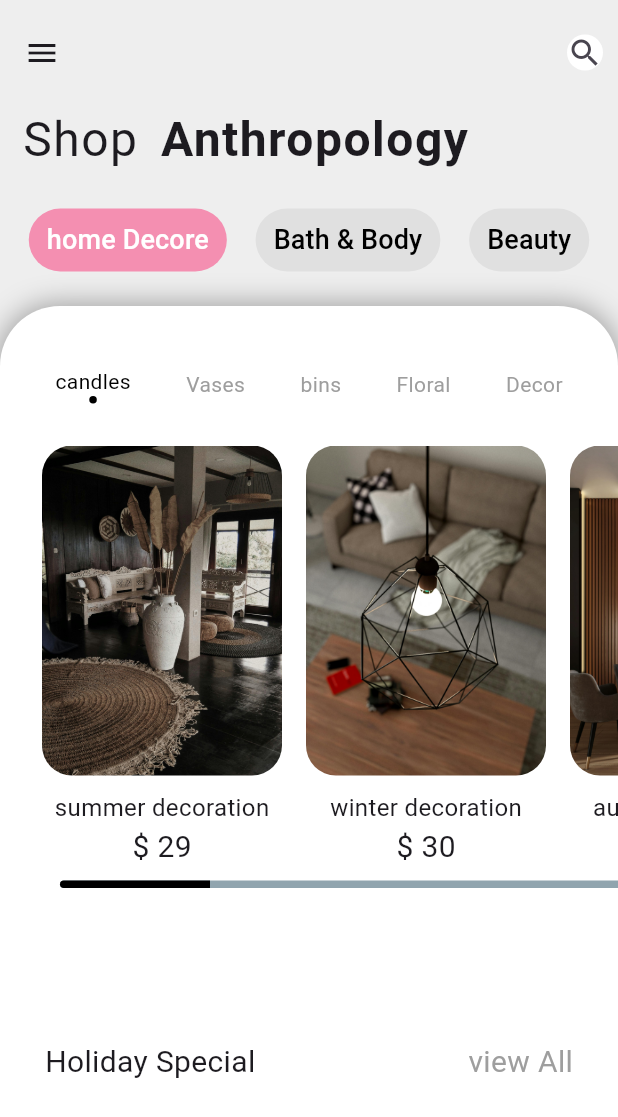
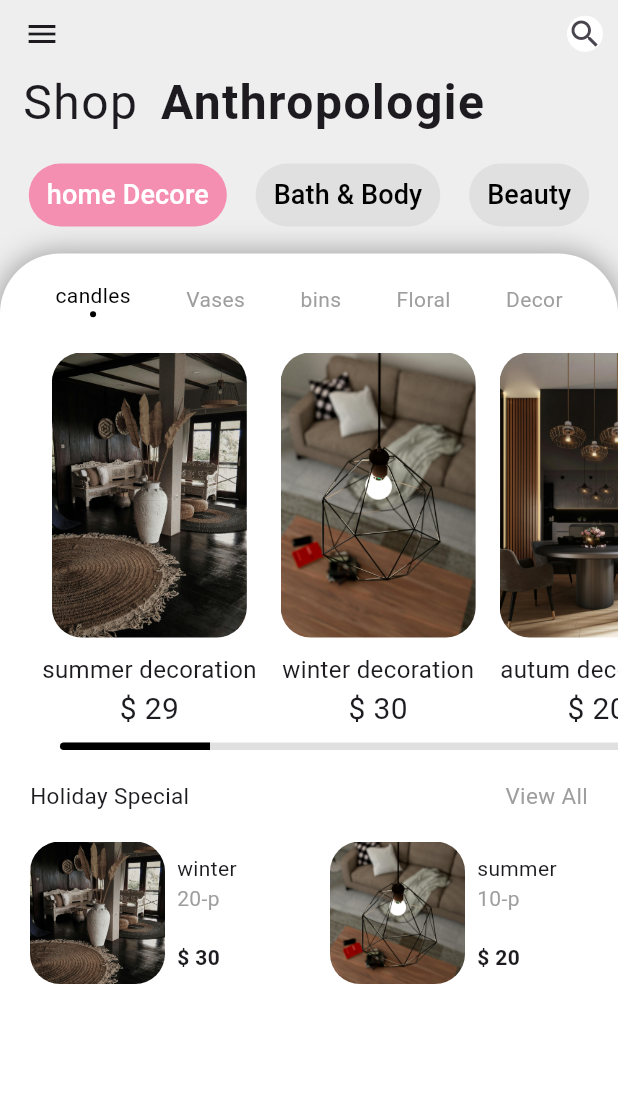
Before and after one commit to niju646/app-demo, a Flutter app: the screen it shows after launch, on a phone screen of 412 x 824 dp. Shown: the top 1117 px of the screen. Run offline on Flutter 3.47's test engine with Material 3 defaults, Android fonts, the phone set to English and light mode, and no system bars.

Commit message:
my changes

```diff
--- a/lib/Home.dart
+++ b/lib/Home.dart
@@ -7,13 +7,13 @@
   Widget build(BuildContext context) {
 
       Widget space = const SizedBox(width: 15,);
-      Widget spaceh = const SizedBox(height: 20,);
+      Widget spaceh = const SizedBox(height: 15,);
 
 
     return Scaffold(
       backgroundColor: Colors.grey[200],
       appBar: AppBar(
-        toolbarHeight: 70,
+        toolbarHeight: 45,
         backgroundColor: Colors.grey[200],
         elevation: 0,
         leading: Icon(Icons.menu),
@@ -34,7 +34,7 @@
               space,
               Text('Shop',style: TextStyle(fontSize: 32,letterSpacing: 1),),
               space,
-              Text('Anthropology',style: TextStyle(
+              Text('Anthropologie',style: TextStyle(
                 fontWeight: FontWeight.bold,fontSize: 32,letterSpacing: 1
               ),)
             ],
@@ -67,7 +67,7 @@
               child: Column(
 
                 children: [
-                  const SizedBox(height: 40,),
+                  const SizedBox(height: 18,),
                   Row(
                     mainAxisAlignment: MainAxisAlignment.spaceEvenly,
                     children: [
@@ -96,37 +96,63 @@
                       ],
                     ),
                   ),
+                  // SizedBox(height: 20,),
                 lineBar(),
-                  Expanded(
-                    child: Padding(
-                      padding: const EdgeInsets.all(30.0),
+                Padding(
+                  padding: const EdgeInsets.all(20.0),
                   child: Row(
                     children: [
-                          Text("Holiday Special",style: TextStyle(
-                            fontSize: 20,
-                          ),),
+                      Text("Holiday Special",style: TextStyle(fontSize: 15,),),
                       Spacer(),
-                          Text("view All",style: TextStyle(
-                            fontSize: 20,color: Colors.grey,
-                          ),),
+                      Text("View All",style: TextStyle(fontSize: 15,color: Colors.grey),),
                     ],
                   ),
                 ),
+                SingleChildScrollView(
+                  physics: BouncingScrollPhysics(),
+                  scrollDirection: Axis.horizontal,
+                  child: Row(
+                    children: [
+                      BuildBottomContainer("winter ","1","30","20"),
+                       BuildBottomContainer("summer","2","20","10"),
+                        BuildBottomContainer("Autmun","3","25","15"),
+                         BuildBottomContainer("Spring","4","40","25"),
 
-                  ),
-                  // Expanded(
-                  //   child: Row(
-                  //     children: [
-                  //       Container(
-                  //         height: 100,
-                  //         color: Colors.amber,
-                  //         width: 200,
-                  //       )
-                  //     ],
-                  //   ),
-                  // )
                     ],
                   ),
+                )
+
+
+                ],
+              ),
+            ),
+          )
+        ],
+      ),
+    );
+  }
+
+  Container BuildBottomContainer(String text,String img,String price,String pieces) {
+    return Container(
+                    margin: EdgeInsets.only(left: 20),
+                    height: 95,
+                    width: 180,
+                    child: Row(
+                      children: [
+                        ClipRRect(
+                          borderRadius: BorderRadius.circular(20),
+                          child: SizedBox(height: 100,width: 90,
+                            child: Image.asset("assets/d$img.jpg",fit: BoxFit.cover,))),
+                        Padding(
+                          padding: const EdgeInsets.all(8.0),
+                          child: Column(
+                            crossAxisAlignment: CrossAxisAlignment.start,
+                            children: [
+                              Text(text),
+                              Text("$pieces-p",style: TextStyle(color: Colors.grey),),
+                              Spacer(),
+                              Text("\$ $price",style: TextStyle(fontWeight: FontWeight.bold),)
+                            ],
                           ),
                         )
                       ],
@@ -140,8 +166,8 @@
       child: Column(
                         children: [
                           Container(
-                            height: 220,
-                            width: 160,
+                            height: 190,
+                            width: 130,
                             child: ClipRRect(
                               borderRadius: BorderRadius.circular(20),
                               child: Image.asset("assets/d$img.jpg",fit: BoxFit.cover,),
@@ -165,7 +191,7 @@
 
                         if(isSelected)
                         Container(
-                          height: 5,width: 5,
+                          height: 5,width: 4,
                           decoration: BoxDecoration(
                               color: Colors.black,
                               shape: BoxShape.circle,
@@ -191,29 +217,28 @@
 }
 
 class lineBar extends StatelessWidget {
-
   @override
   Widget build(BuildContext context) {
     return Container(
-      height: 5,width: MediaQuery.of(context).size.width,
+      height: 5,
+      width: MediaQuery.of(context).size.width,
+      decoration: BoxDecoration(
+        color: Colors.grey[300],
+         borderRadius: BorderRadius.only(topLeft: Radius.circular(10),
+         bottomLeft: Radius.circular(10),
+         )
 
+      ),
       margin: EdgeInsets.only(left: 40),
       alignment: Alignment.centerLeft,
-      decoration: BoxDecoration(
-              color: Colors.blueGrey[300],
-              borderRadius: BorderRadius.only(topLeft: Radius.circular(10),bottomLeft: Radius.circular(10))
-      ),
       child: Container(
-        height: 5,width: 100,
-
+        height: 5,
+        width: 100,
        decoration: BoxDecoration(
          color: Colors.black,
-              borderRadius: BorderRadius.only(
-                topLeft: Radius.circular(10),
-                bottomLeft: Radius.circular(10),
+         borderRadius: BorderRadius.only(topLeft: Radius.circular(10),bottomLeft: Radius.circular(10),
          )
        ),
-
       ),
     );
   }
```
Lines whose indentation alone changed are shown as unchanged.
